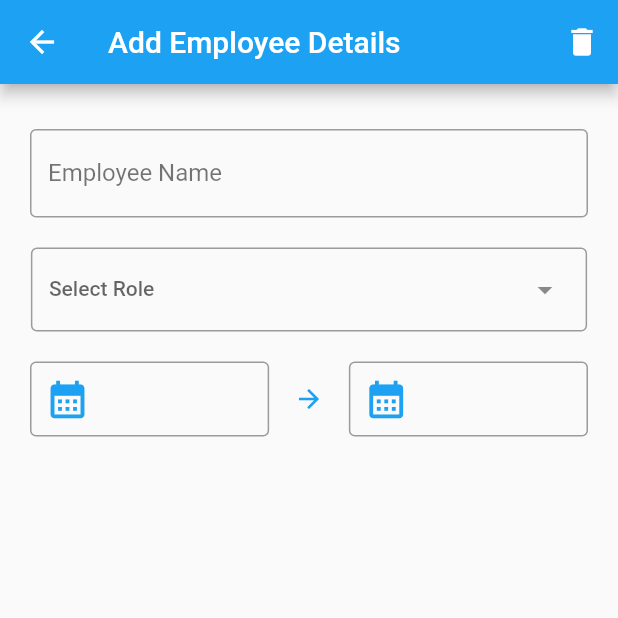
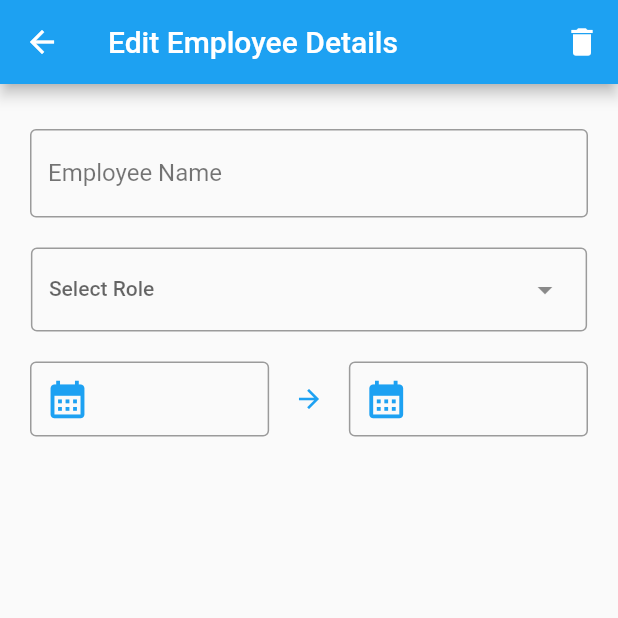
Before and after one commit to anant-kannaik/employee-tracker, a Flutter app: the AddEmployeeDetailsScreen screen opened directly with empty values, on a phone screen of 412 x 824 dp, the top half of it. Run offline on Flutter 3.47's test engine with Material 2 defaults, Android fonts, the light colour scheme and no system bars; our stand-ins replace flutter_bloc, sqflite, syncfusion_flutter_datepicker; accounts and stored records are empty.

Commit message:
Switch add/edit screen title

```diff
--- a/employee_tracker/lib/screens/add_employee_details_screen/add_employee_details_screen.dart
+++ b/employee_tracker/lib/screens/add_employee_details_screen/add_employee_details_screen.dart
@@ -57,7 +57,9 @@ class _AddEmployeeDetailsScreenState extends State<AddEmployeeDetailsScreen> {
     return Scaffold(
       appBar: AppBar(
         backgroundColor: AppColors.primaryColor,
-        title: const Text(addEmployeeDetailsScreenTitle),
+        title: Text(widget.employee != null
+            ? editEmployeeDetailsScreenTitle
+            : addEmployeeDetailsScreenTitle),
         actions: [
           if (widget.employee != null) ...[
             IconButton(
--- a/employee_tracker/lib/utils/constants.dart
+++ b/employee_tracker/lib/utils/constants.dart
@@ -9,6 +9,7 @@ const employeeListScreenBlocKey = 'employeeListScreenBloc';
 
 const employeeListScreenTitle = 'Employee List';
 const addEmployeeDetailsScreenTitle = 'Add Employee Details';
+const editEmployeeDetailsScreenTitle = 'Edit Employee Details';
 
 const noEmployeeImageName = 'assets/no_employee_image.png';
 
```
